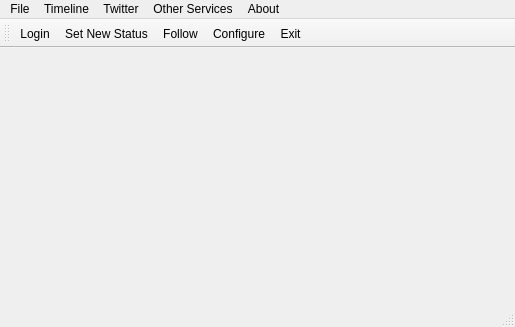
Old version of the form Ui/mainWindow.ui in the repository KarenMarkosyan/qttwitter.
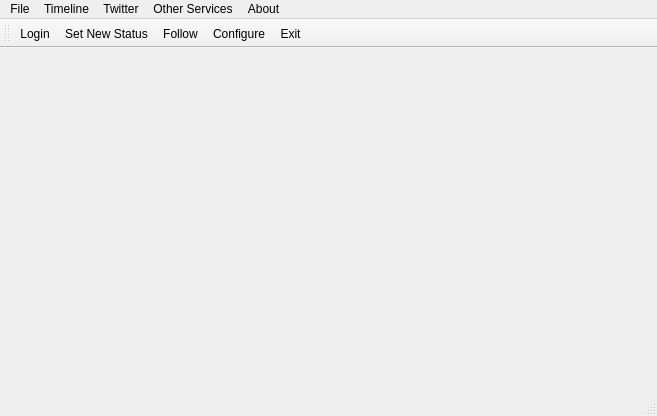
New version of the form. Icons and pictures are not drawn.

The edit to the form file:
```diff
--- a/Ui/mainWindow.ui
+++ b/Ui/mainWindow.ui
@@ -6,8 +6,8 @@
    <rect>
     <x>0</x>
     <y>0</y>
-    <width>515</width>
-    <height>327</height>
+    <width>657</width>
+    <height>416</height>
    </rect>
   </property>
   <property name="windowTitle">
@@ -39,10 +39,16 @@
      <rect>
       <x>10</x>
       <y>30</y>
-      <width>491</width>
-      <height>201</height>
+      <width>641</width>
+      <height>301</height>
      </rect>
     </property>
+    <property name="layoutDirection">
+     <enum>Qt::LeftToRight</enum>
+    </property>
+    <property name="autoFillBackground">
+     <bool>false</bool>
+    </property>
     <property name="text">
      <string/>
     </property>
@@ -65,7 +71,7 @@
     <rect>
      <x>0</x>
      <y>0</y>
-     <width>515</width>
+     <width>657</width>
      <height>23</height>
     </rect>
    </property>
```
Left out of the diff: 3 changed lines with no effect on the pictures.
